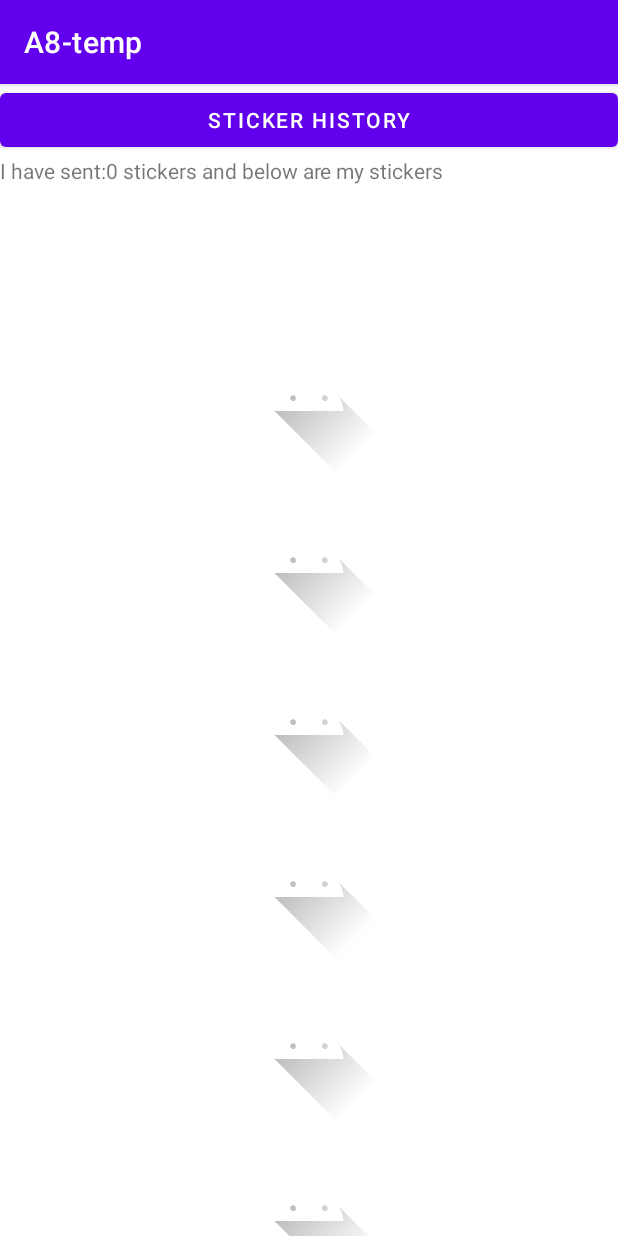
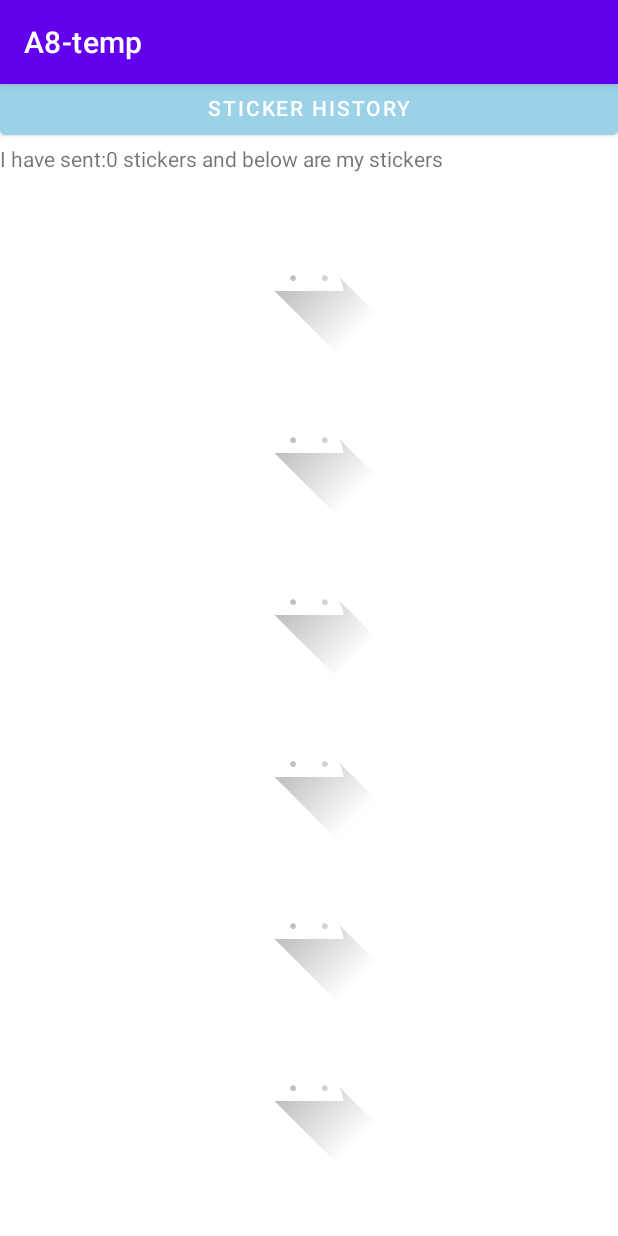
Before and after one commit to ujjvalksharma/android-cloud-firebase-notification-sticker, an Android app: the HomeActivity screen opened directly, with no data from a screen before it, on a phone screen of 412 x 824 dp. Run offline under Robolectric (Android 15) with nearby library versions, the phone set to English and light mode, and no system bars; our stand-ins replace Firebase (no records; nobody signed in at launch, a user with empty details on screens opened directly).

Commit message:
fix some bugs

```diff
--- a/app/src/main/java/com/example/a8_temp/HomeActivity.java
+++ b/app/src/main/java/com/example/a8_temp/HomeActivity.java
@@ -34,7 +34,7 @@ public class HomeActivity extends AppCompatActivity implements MyStickerRecycleV
         userInfo = (UserInfo) getIntent().getSerializableExtra("UserInfo");
         myStickerTextView=(TextView) findViewById(R.id.myStickerTextView);
        Button stickerHistoryBtn= (Button) findViewById(R.id.stickerHistoryBtn);
-       findTotalSendStickerCount();
+       //findTotalSendStickerCount();
        stickerHistoryBtn.setOnClickListener(new View.OnClickListener() {
             @Override
             public void onClick(View view) {
@@ -62,6 +62,12 @@ public class HomeActivity extends AppCompatActivity implements MyStickerRecycleV
         adapter.setClickListener(this);
         recyclerView.setAdapter(adapter);
 
+    }
+
+    @Override
+    protected void onStart() {
+        super.onStart();
+        findTotalSendStickerCount();
     }
 
     private void findTotalSendStickerCount() {
--- a/app/src/main/res/layout/activity_home.xml
+++ b/app/src/main/res/layout/activity_home.xml
@@ -1,16 +1,20 @@
 <?xml version="1.0" encoding="utf-8"?>
-<androidx.constraintlayout.widget.ConstraintLayout xmlns:android="http://schemas.android.com/apk/res/android"
+<ScrollView xmlns:android="http://schemas.android.com/apk/res/android"
     xmlns:app="http://schemas.android.com/apk/res-auto"
     xmlns:tools="http://schemas.android.com/tools"
     android:layout_width="match_parent"
     android:layout_height="match_parent"
     tools:context=".HomeActivity">
 
-
+    <androidx.constraintlayout.widget.ConstraintLayout
+        android:layout_width="match_parent"
+        android:layout_height="match_parent"
+        >
         <Button
             android:id="@+id/stickerHistoryBtn"
             android:layout_width="match_parent"
             android:layout_height="wrap_content"
+            android:backgroundTint="#9CD2E8"
             android:text="Sticker History"
             app:layout_constraintBottom_toTopOf="@+id/myStickerTextView"
             app:layout_constraintEnd_toEndOf="parent"
@@ -37,8 +41,13 @@
             android:layout_alignParentStart="true"
             android:layout_alignParentTop="true"
             android:layout_alignParentBottom="true"
-        android:layout_marginTop="80dp"
-        app:layout_constraintTop_toBottomOf="@id/myStickerTextView"
-        tools:layout_editor_absoluteX="0dp"
-        android:onClick="stickerHistoryBtn"/>
+            android:layout_marginTop="8dp"
+            app:layout_constraintEnd_toEndOf="parent"
+            app:layout_constraintHorizontal_bias="0.0"
+            app:layout_constraintStart_toStartOf="parent"
+            app:layout_constraintTop_toBottomOf="@id/myStickerTextView" />
+
+
     </androidx.constraintlayout.widget.ConstraintLayout>
+
+</ScrollView>
```
Also changed, not shown: app/src/main/res/layout/activity_main.xml (+6 -4 lines). Lines whose indentation alone changed are shown as unchanged.
